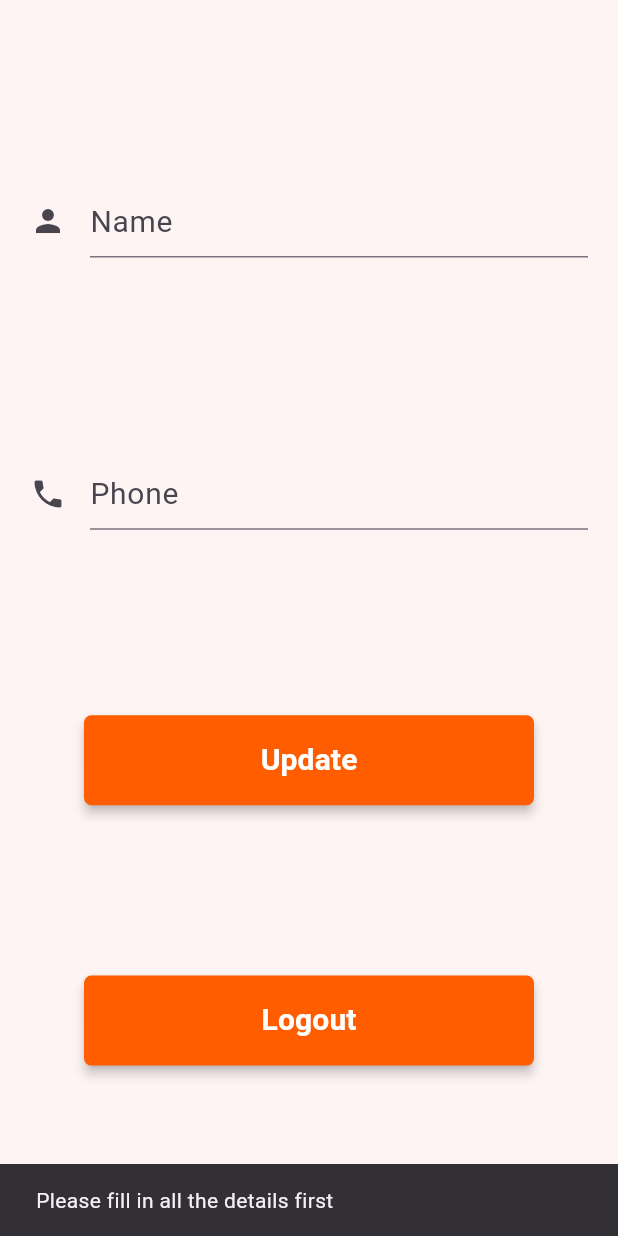
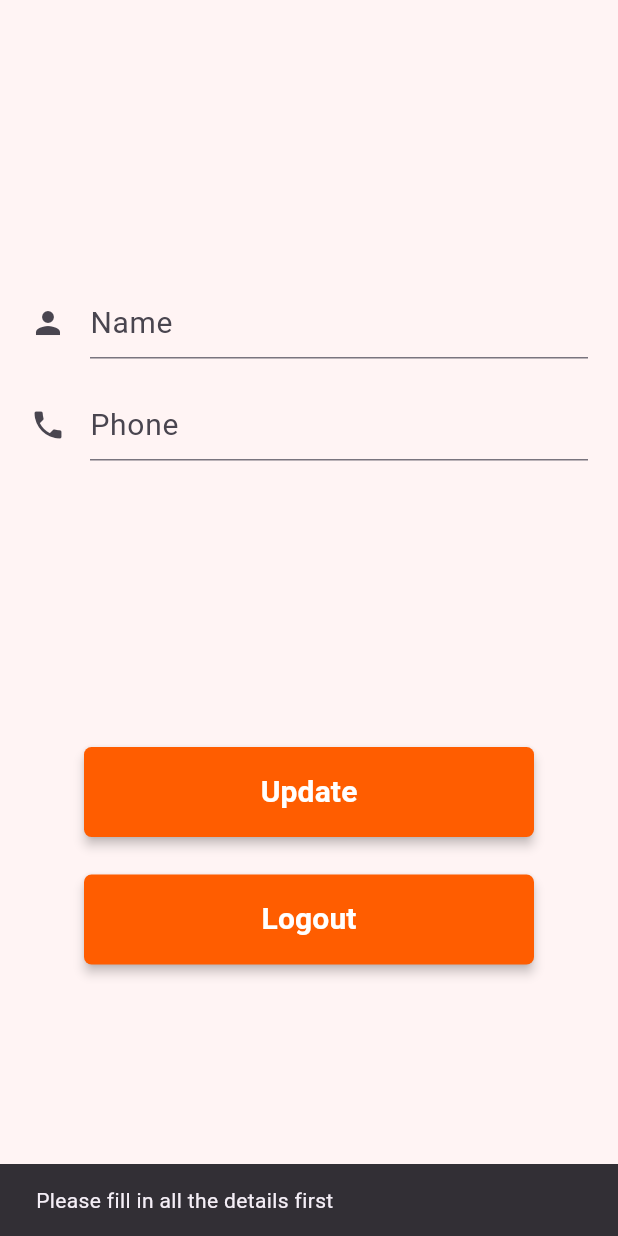
Before and after one commit to jaishree29/digital_canteen, a Flutter app: the ProfilePage screen opened directly, after a tap on "Update", on a phone screen of 412 x 824 dp. Run offline on Flutter 3.47's test engine with Material 3 defaults, Android fonts, the light colour scheme and no system bars; our stand-ins replace cloud_firestore, firebase_auth, firebase_core, google_sign_in, shared_preferences; accounts and stored records are empty.

Commit message:
Profile Page updated

```diff
--- a/lib/views/profile_page.dart
+++ b/lib/views/profile_page.dart
@@ -60,9 +60,10 @@ class _ProfilePageState extends State<ProfilePage> {
           'Phone Number': phone,
         }, SetOptions(merge: true));
 
-
         _nameController.clear();
         _phoneController.clear();
+
+        if (!mounted) return;
 
         ScaffoldMessenger.of(context).showSnackBar(
             const SnackBar(content: Text('Details updated successfully!')));
@@ -80,18 +81,31 @@ class _ProfilePageState extends State<ProfilePage> {
         child: Column(
           mainAxisAlignment: MainAxisAlignment.spaceEvenly,
           children: [
+            Column(
+              children: [
                 NTextFieldInput(
                   hintText: 'Name',
                   icon: Icons.person,
                   isPass: false,
-                textController: _nameController),
+                  textController: _nameController
+                ),
                 NTextFieldInput(
                   hintText: 'Phone',
                   icon: Icons.phone,
                   isPass: false,
-                textController: _phoneController),
+                  textController: _phoneController
+                ),
+              ],
+            ),
+            Column(
+              children: [
                 NElevatedButton(text: 'Update', onPressed: _saveDetails),
+                const SizedBox(
+                  height: 25,
+                ),
                 NElevatedButton(text: 'Logout', onPressed: _userLogOut),
+              ],
+            ),
           ],
         ),
       ),
```
Lines whose indentation alone changed are shown as unchanged.
